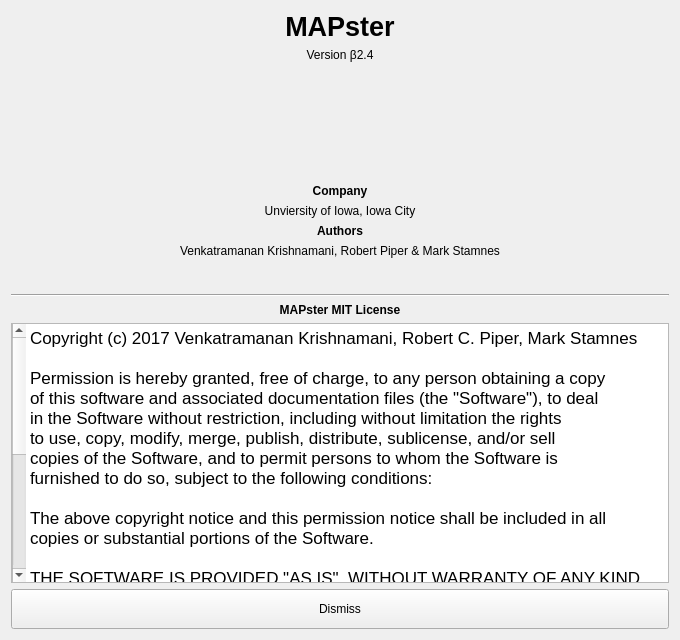
emptyewer/MAPster, file about.ui: the form before one commit.
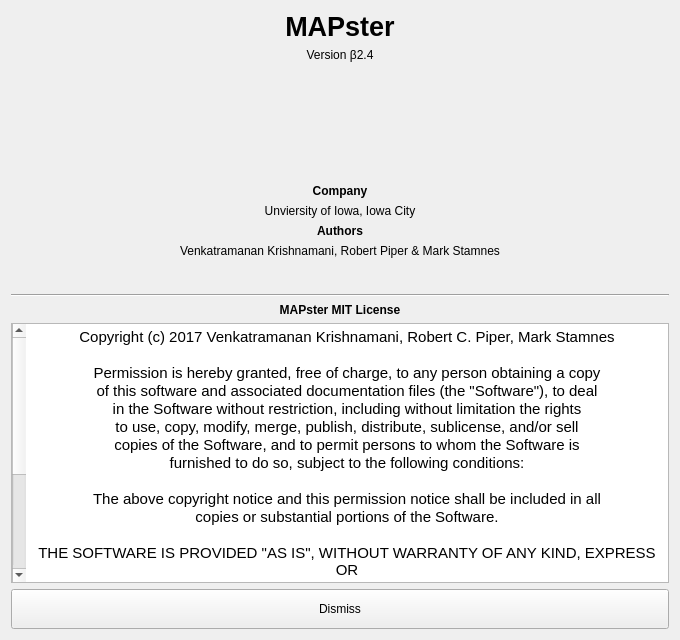
The form after the commit. Icons and pictures are not drawn.

The edit to the form file:
```diff
--- a/about.ui
+++ b/about.ui
@@ -194,30 +194,33 @@
      <property name="frameShape">
       <enum>QFrame::StyledPanel</enum>
      </property>
+     <property name="verticalScrollBarPolicy">
+      <enum>Qt::ScrollBarAsNeeded</enum>
+     </property>
      <property name="html">
       <string>&lt;!DOCTYPE HTML PUBLIC &quot;-//W3C//DTD HTML 4.0//EN&quot; &quot;http://www.w3.org/TR/REC-html40/strict.dtd&quot;&gt;
 &lt;html&gt;&lt;head&gt;&lt;meta name=&quot;qrichtext&quot; content=&quot;1&quot; /&gt;&lt;style type=&quot;text/css&quot;&gt;
 p, li { white-space: pre-wrap; }
 &lt;/style&gt;&lt;/head&gt;&lt;body style=&quot; font-family:'.SF NS Text'; font-size:13pt; font-weight:400; font-style:normal;&quot;&gt;
-&lt;p style=&quot; margin-top:0px; margin-bottom:0px; margin-left:0px; margin-right:0px; -qt-block-indent:0; text-indent:0px;&quot;&gt;Copyright (c) 2017 Venkatramanan Krishnamani, Robert C. Piper, Mark Stamnes&lt;/p&gt;
-&lt;p style=&quot;-qt-paragraph-type:empty; margin-top:0px; margin-bottom:0px; margin-left:0px; margin-right:0px; -qt-block-indent:0; text-indent:0px;&quot;&gt;&lt;br /&gt;&lt;/p&gt;
-&lt;p style=&quot; margin-top:0px; margin-bottom:0px; margin-left:0px; margin-right:0px; -qt-block-indent:0; text-indent:0px;&quot;&gt;Permission is hereby granted, free of charge, to any person obtaining a copy&lt;/p&gt;
-&lt;p style=&quot; margin-top:0px; margin-bottom:0px; margin-left:0px; margin-right:0px; -qt-block-indent:0; text-indent:0px;&quot;&gt;of this software and associated documentation files (the &amp;quot;Software&amp;quot;), to deal&lt;/p&gt;
-&lt;p style=&quot; margin-top:0px; margin-bottom:0px; margin-left:0px; margin-right:0px; -qt-block-indent:0; text-indent:0px;&quot;&gt;in the Software without restriction, including without limitation the rights&lt;/p&gt;
-&lt;p style=&quot; margin-top:0px; margin-bottom:0px; margin-left:0px; margin-right:0px; -qt-block-indent:0; text-indent:0px;&quot;&gt;to use, copy, modify, merge, publish, distribute, sublicense, and/or sell&lt;/p&gt;
-&lt;p style=&quot; margin-top:0px; margin-bottom:0px; margin-left:0px; margin-right:0px; -qt-block-indent:0; text-indent:0px;&quot;&gt;copies of the Software, and to permit persons to whom the Software is&lt;/p&gt;
-&lt;p style=&quot; margin-top:0px; margin-bottom:0px; margin-left:0px; margin-right:0px; -qt-block-indent:0; text-indent:0px;&quot;&gt;furnished to do so, subject to the following conditions:&lt;/p&gt;
-&lt;p style=&quot;-qt-paragraph-type:empty; margin-top:0px; margin-bottom:0px; margin-left:0px; margin-right:0px; -qt-block-indent:0; text-indent:0px;&quot;&gt;&lt;br /&gt;&lt;/p&gt;
-&lt;p style=&quot; margin-top:0px; margin-bottom:0px; margin-left:0px; margin-right:0px; -qt-block-indent:0; text-indent:0px;&quot;&gt;The above copyright notice and this permission notice shall be included in all&lt;/p&gt;
-&lt;p style=&quot; margin-top:0px; margin-bottom:0px; margin-left:0px; margin-right:0px; -qt-block-indent:0; text-indent:0px;&quot;&gt;copies or substantial portions of the Software.&lt;/p&gt;
-&lt;p style=&quot;-qt-paragraph-type:empty; margin-top:0px; margin-bottom:0px; margin-left:0px; margin-right:0px; -qt-block-indent:0; text-indent:0px;&quot;&gt;&lt;br /&gt;&lt;/p&gt;
-&lt;p style=&quot; margin-top:0px; margin-bottom:0px; margin-left:0px; margin-right:0px; -qt-block-indent:0; text-indent:0px;&quot;&gt;THE SOFTWARE IS PROVIDED &amp;quot;AS IS&amp;quot;, WITHOUT WARRANTY OF ANY KIND, EXPRESS OR&lt;/p&gt;
-&lt;p style=&quot; margin-top:0px; margin-bottom:0px; margin-left:0px; margin-right:0px; -qt-block-indent:0; text-indent:0px;&quot;&gt;IMPLIED, INCLUDING BUT NOT LIMITED TO THE WARRANTIES OF MERCHANTABILITY,&lt;/p&gt;
-&lt;p style=&quot; margin-top:0px; margin-bottom:0px; margin-left:0px; margin-right:0px; -qt-block-indent:0; text-indent:0px;&quot;&gt;FITNESS FOR A PARTICULAR PURPOSE AND NONINFRINGEMENT. IN NO EVENT SHALL THE&lt;/p&gt;
-&lt;p style=&quot; margin-top:0px; margin-bottom:0px; margin-left:0px; margin-right:0px; -qt-block-indent:0; text-indent:0px;&quot;&gt;AUTHORS OR COPYRIGHT HOLDERS BE LIABLE FOR ANY CLAIM, DAMAGES OR OTHER&lt;/p&gt;
-&lt;p style=&quot; margin-top:0px; margin-bottom:0px; margin-left:0px; margin-right:0px; -qt-block-indent:0; text-indent:0px;&quot;&gt;LIABILITY, WHETHER IN AN ACTION OF CONTRACT, TORT OR OTHERWISE, ARISING FROM,&lt;/p&gt;
-&lt;p style=&quot; margin-top:0px; margin-bottom:0px; margin-left:0px; margin-right:0px; -qt-block-indent:0; text-indent:0px;&quot;&gt;OUT OF OR IN CONNECTION WITH THE SOFTWARE OR THE USE OR OTHER DEALINGS IN THE&lt;/p&gt;
-&lt;p style=&quot; margin-top:0px; margin-bottom:0px; margin-left:0px; margin-right:0px; -qt-block-indent:0; text-indent:0px;&quot;&gt;SOFTWARE.&lt;/p&gt;&lt;/body&gt;&lt;/html&gt;</string>
+&lt;p align=&quot;center&quot; style=&quot; margin-top:0px; margin-bottom:0px; margin-left:0px; margin-right:0px; -qt-block-indent:0; text-indent:0px;&quot;&gt;&lt;span style=&quot; font-size:11pt;&quot;&gt;Copyright (c) 2017 Venkatramanan Krishnamani, Robert C. Piper, Mark Stamnes&lt;/span&gt;&lt;/p&gt;
+&lt;p align=&quot;center&quot; style=&quot;-qt-paragraph-type:empty; margin-top:0px; margin-bottom:0px; margin-left:0px; margin-right:0px; -qt-block-indent:0; text-indent:0px; font-size:11pt;&quot;&gt;&lt;br /&gt;&lt;/p&gt;
+&lt;p align=&quot;center&quot; style=&quot; margin-top:0px; margin-bottom:0px; margin-left:0px; margin-right:0px; -qt-block-indent:0; text-indent:0px;&quot;&gt;&lt;span style=&quot; font-size:11pt;&quot;&gt;Permission is hereby granted, free of charge, to any person obtaining a copy&lt;/span&gt;&lt;/p&gt;
+&lt;p align=&quot;center&quot; style=&quot; margin-top:0px; margin-bottom:0px; margin-left:0px; margin-right:0px; -qt-block-indent:0; text-indent:0px;&quot;&gt;&lt;span style=&quot; font-size:11pt;&quot;&gt;of this software and associated documentation files (the &amp;quot;Software&amp;quot;), to deal&lt;/span&gt;&lt;/p&gt;
+&lt;p align=&quot;center&quot; style=&quot; margin-top:0px; margin-bottom:0px; margin-left:0px; margin-right:0px; -qt-block-indent:0; text-indent:0px;&quot;&gt;&lt;span style=&quot; font-size:11pt;&quot;&gt;in the Software without restriction, including without limitation the rights&lt;/span&gt;&lt;/p&gt;
+&lt;p align=&quot;center&quot; style=&quot; margin-top:0px; margin-bottom:0px; margin-left:0px; margin-right:0px; -qt-block-indent:0; text-indent:0px;&quot;&gt;&lt;span style=&quot; font-size:11pt;&quot;&gt;to use, copy, modify, merge, publish, distribute, sublicense, and/or sell&lt;/span&gt;&lt;/p&gt;
+&lt;p align=&quot;center&quot; style=&quot; margin-top:0px; margin-bottom:0px; margin-left:0px; margin-right:0px; -qt-block-indent:0; text-indent:0px;&quot;&gt;&lt;span style=&quot; font-size:11pt;&quot;&gt;copies of the Software, and to permit persons to whom the Software is&lt;/span&gt;&lt;/p&gt;
+&lt;p align=&quot;center&quot; style=&quot; margin-top:0px; margin-bottom:0px; margin-left:0px; margin-right:0px; -qt-block-indent:0; text-indent:0px;&quot;&gt;&lt;span style=&quot; font-size:11pt;&quot;&gt;furnished to do so, subject to the following conditions:&lt;/span&gt;&lt;/p&gt;
+&lt;p align=&quot;center&quot; style=&quot;-qt-paragraph-type:empty; margin-top:0px; margin-bottom:0px; margin-left:0px; margin-right:0px; -qt-block-indent:0; text-indent:0px; font-size:11pt;&quot;&gt;&lt;br /&gt;&lt;/p&gt;
+&lt;p align=&quot;center&quot; style=&quot; margin-top:0px; margin-bottom:0px; margin-left:0px; margin-right:0px; -qt-block-indent:0; text-indent:0px;&quot;&gt;&lt;span style=&quot; font-size:11pt;&quot;&gt;The above copyright notice and this permission notice shall be included in all&lt;/span&gt;&lt;/p&gt;
+&lt;p align=&quot;center&quot; style=&quot; margin-top:0px; margin-bottom:0px; margin-left:0px; margin-right:0px; -qt-block-indent:0; text-indent:0px;&quot;&gt;&lt;span style=&quot; font-size:11pt;&quot;&gt;copies or substantial portions of the Software.&lt;/span&gt;&lt;/p&gt;
+&lt;p align=&quot;center&quot; style=&quot;-qt-paragraph-type:empty; margin-top:0px; margin-bottom:0px; margin-left:0px; margin-right:0px; -qt-block-indent:0; text-indent:0px; font-size:11pt;&quot;&gt;&lt;br /&gt;&lt;/p&gt;
+&lt;p align=&quot;center&quot; style=&quot; margin-top:0px; margin-bottom:0px; margin-left:0px; margin-right:0px; -qt-block-indent:0; text-indent:0px;&quot;&gt;&lt;span style=&quot; font-size:11pt;&quot;&gt;THE SOFTWARE IS PROVIDED &amp;quot;AS IS&amp;quot;, WITHOUT WARRANTY OF ANY KIND, EXPRESS OR&lt;/span&gt;&lt;/p&gt;
+&lt;p align=&quot;center&quot; style=&quot; margin-top:0px; margin-bottom:0px; margin-left:0px; margin-right:0px; -qt-block-indent:0; text-indent:0px;&quot;&gt;&lt;span style=&quot; font-size:11pt;&quot;&gt;IMPLIED, INCLUDING BUT NOT LIMITED TO THE WARRANTIES OF MERCHANTABILITY,&lt;/span&gt;&lt;/p&gt;
+&lt;p align=&quot;center&quot; style=&quot; margin-top:0px; margin-bottom:0px; margin-left:0px; margin-right:0px; -qt-block-indent:0; text-indent:0px;&quot;&gt;&lt;span style=&quot; font-size:11pt;&quot;&gt;FITNESS FOR A PARTICULAR PURPOSE AND NONINFRINGEMENT. IN NO EVENT SHALL THE&lt;/span&gt;&lt;/p&gt;
+&lt;p align=&quot;center&quot; style=&quot; margin-top:0px; margin-bottom:0px; margin-left:0px; margin-right:0px; -qt-block-indent:0; text-indent:0px;&quot;&gt;&lt;span style=&quot; font-size:11pt;&quot;&gt;AUTHORS OR COPYRIGHT HOLDERS BE LIABLE FOR ANY CLAIM, DAMAGES OR OTHER&lt;/span&gt;&lt;/p&gt;
+&lt;p align=&quot;center&quot; style=&quot; margin-top:0px; margin-bottom:0px; margin-left:0px; margin-right:0px; -qt-block-indent:0; text-indent:0px;&quot;&gt;&lt;span style=&quot; font-size:11pt;&quot;&gt;LIABILITY, WHETHER IN AN ACTION OF CONTRACT, TORT OR OTHERWISE, ARISING FROM,&lt;/span&gt;&lt;/p&gt;
+&lt;p align=&quot;center&quot; style=&quot; margin-top:0px; margin-bottom:0px; margin-left:0px; margin-right:0px; -qt-block-indent:0; text-indent:0px;&quot;&gt;&lt;span style=&quot; font-size:11pt;&quot;&gt;OUT OF OR IN CONNECTION WITH THE SOFTWARE OR THE USE OR OTHER DEALINGS IN THE&lt;/span&gt;&lt;/p&gt;
+&lt;p align=&quot;center&quot; style=&quot; margin-top:0px; margin-bottom:0px; margin-left:0px; margin-right:0px; -qt-block-indent:0; text-indent:0px;&quot;&gt;&lt;span style=&quot; font-size:11pt;&quot;&gt;SOFTWARE.&lt;/span&gt;&lt;/p&gt;&lt;/body&gt;&lt;/html&gt;</string>
      </property>
      <property name="acceptRichText">
       <bool>false</bool>
```
Left out of the diff: 3 changed lines with no effect on the pictures.
